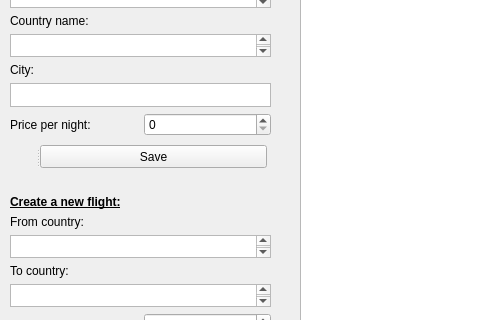
Above: mainwindow.ui from Lst11/sdapl before the change; both pictures show x 0 to 480 and y 165 to 485 of the 984 by 582 pixel window. Below: the same form after it.
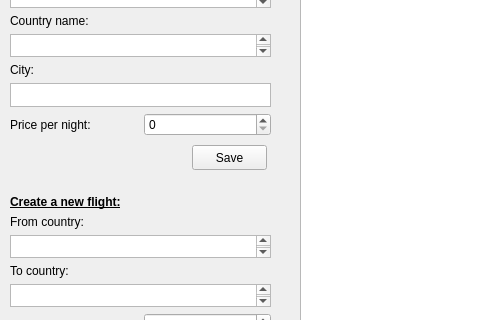
That is the form after the change.

Commit message: added sqlite (save and find all to hostels)

Patch:
```diff
--- a/mainwindow.ui
+++ b/mainwindow.ui
@@ -206,6 +206,34 @@
      </item>
     </layout>
    </widget>
+   <widget class="QPushButton" name="save_hostel">
+    <property name="enabled">
+     <bool>true</bool>
+    </property>
+    <property name="geometry">
+     <rect>
+      <x>192</x>
+      <y>310</y>
+      <width>75</width>
+      <height>25</height>
+     </rect>
+    </property>
+    <property name="minimumSize">
+     <size>
+      <width>75</width>
+      <height>25</height>
+     </size>
+    </property>
+    <property name="maximumSize">
+     <size>
+      <width>75</width>
+      <height>25</height>
+     </size>
+    </property>
+    <property name="text">
+     <string>Save</string>
+    </property>
+   </widget>
    <widget class="QPushButton" name="save_flight">
     <property name="geometry">
      <rect>
@@ -247,28 +275,41 @@
      </property>
     </widget>
    </widget>
-   <widget class="QSplitter" name="splitter_2">
+   <widget class="QLabel" name="hotel_label">
     <property name="geometry">
      <rect>
-      <x>16</x>
+      <x>20</x>
       <y>310</y>
-      <width>251</width>
-      <height>23</height>
+      <width>151</width>
+      <height>31</height>
      </rect>
     </property>
-    <property name="orientation">
-     <enum>Qt::Horizontal</enum>
+    <property name="sizeIncrement">
+     <size>
+      <width>0</width>
+      <height>25</height>
+     </size>
     </property>
-    <widget class="QLabel" name="hotel_label">
-     <property name="text">
-      <string/>
-     </property>
-    </widget>
-    <widget class="QPushButton" name="save_hostel">
-     <property name="text">
-      <string>Save</string>
-     </property>
-    </widget>
+    <property name="font">
+     <font>
+      <pointsize>8</pointsize>
+     </font>
+    </property>
+    <property name="acceptDrops">
+     <bool>false</bool>
+    </property>
+    <property name="autoFillBackground">
+     <bool>true</bool>
+    </property>
+    <property name="text">
+     <string/>
+    </property>
+    <property name="scaledContents">
+     <bool>false</bool>
+    </property>
+    <property name="wordWrap">
+     <bool>true</bool>
+    </property>
    </widget>
   </widget>
   <widget class="QMenuBar" name="menubar">
```
The commit also changes 15 other files.
